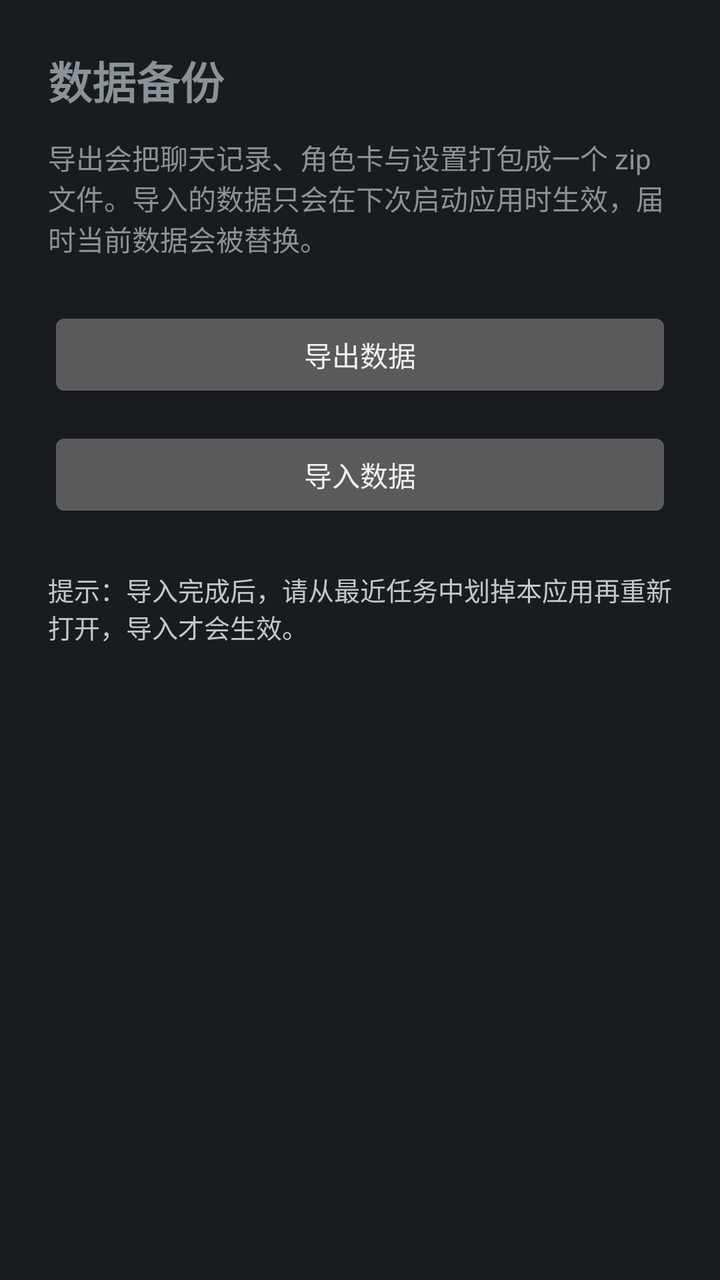
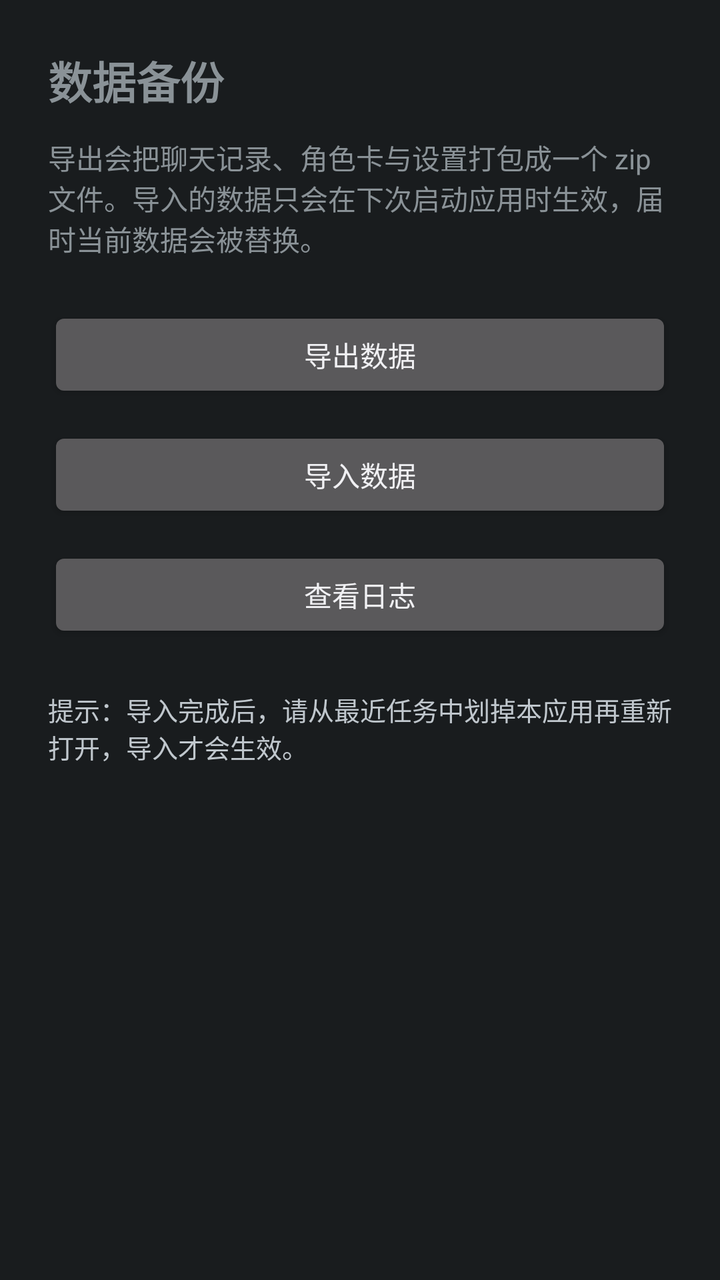

Before-and-after screenshots of an Android layout around one commit, followed by the original layout XML and the change that was made.
<!-- AndroidManifest.xml: activity theme android:Theme.DeviceDefault.NoActionBar -->
<!-- res/layout/activity_settings.xml -->
<?xml version="1.0" encoding="utf-8"?>
<ScrollView xmlns:android="http://schemas.android.com/apk/res/android"
    android:layout_width="match_parent"
    android:layout_height="match_parent"
    android:fillViewport="true">

    <LinearLayout
        android:layout_width="match_parent"
        android:layout_height="wrap_content"
        android:orientation="vertical"
        android:padding="24dp">

        <TextView
            android:layout_width="match_parent"
            android:layout_height="wrap_content"
            android:text="@string/settings_data_title"
            android:textSize="22sp"
            android:textStyle="bold" />

        <TextView
            android:layout_width="match_parent"
            android:layout_height="wrap_content"
            android:layout_marginTop="12dp"
            android:text="@string/settings_data_description"
            android:textSize="14sp" />

        <Button
            android:id="@+id/buttonExport"
            android:layout_width="match_parent"
            android:layout_height="wrap_content"
            android:layout_marginTop="24dp"
            android:text="@string/settings_export" />

        <Button
            android:id="@+id/buttonImport"
            android:layout_width="match_parent"
            android:layout_height="wrap_content"
            android:layout_marginTop="12dp"
            android:text="@string/settings_import" />

        <ProgressBar
            android:id="@+id/settingsProgress"
            style="?android:attr/progressBarStyleHorizontal"
            android:layout_width="match_parent"
            android:layout_height="wrap_content"
            android:layout_marginTop="20dp"
            android:indeterminate="true"
            android:visibility="gone" />

        <TextView
            android:id="@+id/settingsStatus"
            android:layout_width="match_parent"
            android:layout_height="wrap_content"
            android:layout_marginTop="8dp"
            android:textSize="14sp"
            android:visibility="gone" />

        <TextView
            android:layout_width="match_parent"
            android:layout_height="wrap_content"
            android:layout_marginTop="24dp"
            android:text="@string/settings_import_hint"
            android:textColor="?android:attr/textColorSecondary"
            android:textSize="13sp" />
    </LinearLayout>
</ScrollView>
<!-- resources referenced by this layout -->
<resources>
  <string name="settings_data_description">导出会把聊天记录、角色卡与设置打包成一个 zip 文件。导入的数据只会在下次启动应用时生效，届时当前数据会被替换。</string>
  <string name="settings_data_title">数据备份</string>
  <string name="settings_export">导出数据</string>
  <string name="settings_import">导入数据</string>
  <string name="settings_import_hint">提示：导入完成后，请从最近任务中划掉本应用再重新打开，导入才会生效。</string>
</resources>

<!-- the commit's change to res/layout/activity_settings.xml (unified diff, before → after) -->
@@ -38,6 +38,13 @@
             android:layout_marginTop="12dp"
             android:text="@string/settings_import" />
 
+        <Button
+            android:id="@+id/buttonViewLog"
+            android:layout_width="match_parent"
+            android:layout_height="wrap_content"
+            android:layout_marginTop="12dp"
+            android:text="@string/settings_view_log" />
+
         <ProgressBar
             android:id="@+id/settingsProgress"
             style="?android:attr/progressBarStyleHorizontal"
<!-- resource entries referenced after the edit -->
@@ -5,5 +5,6 @@
   <string name="settings_export">导出数据</string>
   <string name="settings_import">导入数据</string>
   <string name="settings_import_hint">提示：导入完成后，请从最近任务中划掉本应用再重新打开，导入才会生效。</string>
+  <string name="settings_view_log">查看日志</string>
 </resources>
 
